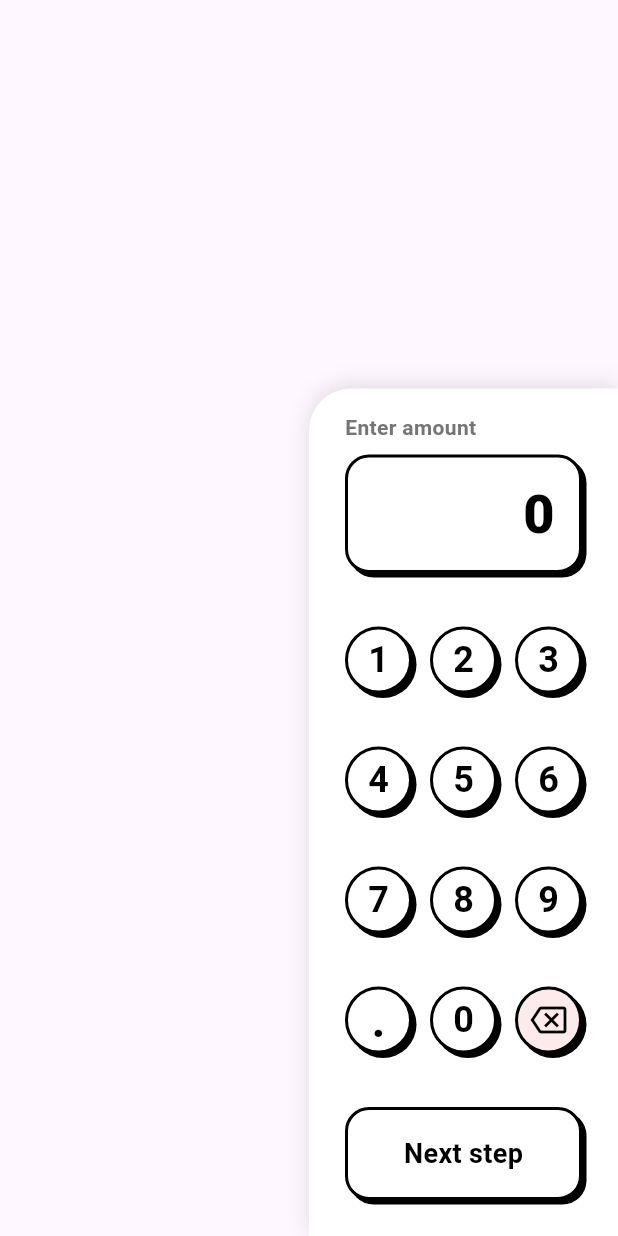
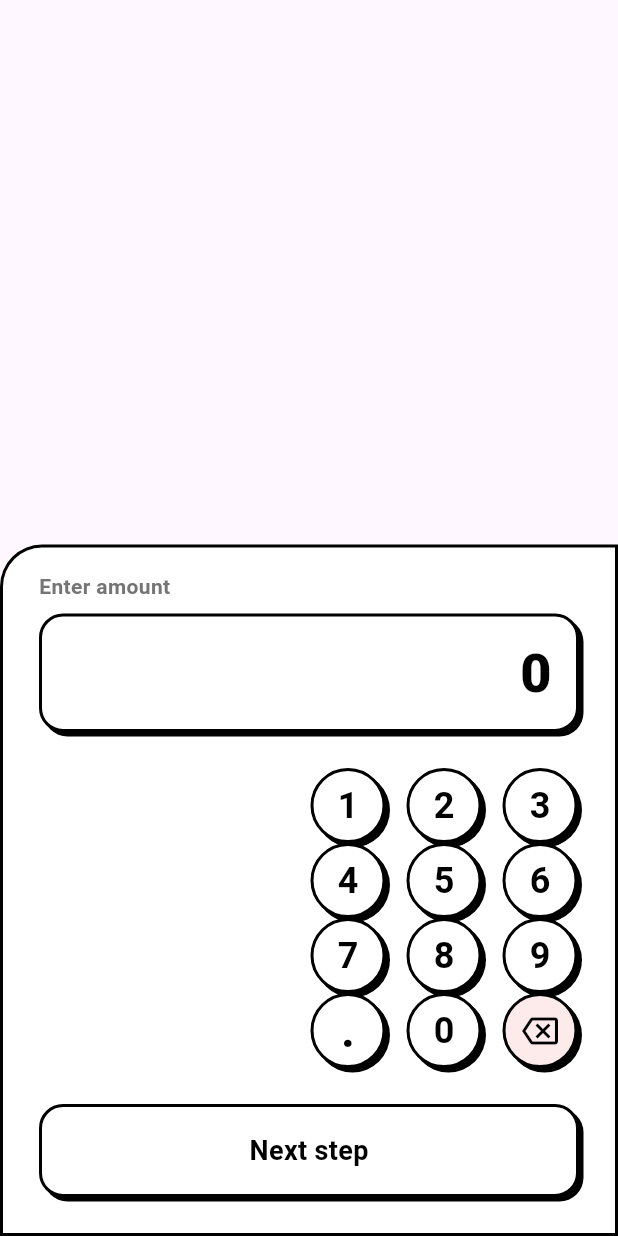
Before and after one commit to beerbeatbox/zen-money-tracking, a Flutter app: the NumberKeyboardBottomSheet widget shown alone on an empty page, opened directly, on a phone screen of 412 x 824 dp. Run offline on Flutter 3.47's test engine with Material 3 defaults, Android fonts, the phone set to English and light mode, and no system bars; our stand-ins replace csv, dio, flutter_riverpod, go_router, heroicons, pretty_dio_logger and 1 more; generated files the repository leaves out were written again.

Commit message:
refactor: Update NumberKeyboardBottomSheet layout for improved design and usability
- Changed alignment of the keyboard bottom sheet to center for better visual balance.
- Replaced FractionallySizedBox with SizedBox for a more consistent width handling.
- Enhanced padding and constraints for the keyboard layout to improve responsiveness.
- Simplified the structure of the amount header and number pad for better readability and interaction.

```diff
--- a/lib/features/home/presentation/widgets/number_keyboard_bottom_sheet.dart
+++ b/lib/features/home/presentation/widgets/number_keyboard_bottom_sheet.dart
@@ -73,32 +73,40 @@ class _NumberKeyboardBottomSheetState extends State<NumberKeyboardBottomSheet> {
     final bottomPadding = mediaQuery.viewInsets.bottom;
 
     return Align(
-      alignment: Alignment.bottomRight,
-      child: FractionallySizedBox(
-        widthFactor: 0.5,
-        child: ConstrainedBox(
-          constraints: const BoxConstraints(minWidth: 320),
-          child: Container(
+      alignment: Alignment.bottomCenter,
+      child: SizedBox(
+        width: double.infinity,
+        child: OutlinedSurface(
           padding: EdgeInsets.fromLTRB(24, 16, 24, 24 + bottomPadding),
-            decoration: const BoxDecoration(
-              color: Colors.white,
-              borderRadius: BorderRadius.only(topLeft: Radius.circular(28)),
-              boxShadow: [
-                BoxShadow(
-                  color: Color(0x1F000000),
-                  offset: Offset(0, -2),
-                  blurRadius: 12,
-                ),
-              ],
-            ),
+          borderRadius: const BorderRadius.only(topLeft: Radius.circular(28)),
           child: SafeArea(
             top: false,
             child: Column(
               mainAxisSize: MainAxisSize.min,
               children: [
+                ConstrainedBox(
+                  constraints: const BoxConstraints(
+                    minWidth: 320,
+                    maxWidth: 520,
+                  ),
+                  child: Column(
+                    mainAxisSize: MainAxisSize.min,
+                    children: [
                       _AmountHeader(value: _displayValue),
                       const SizedBox(height: 24),
-                  _NumberPad(onKeyTap: _onKeyTap, onBackspace: _onBackspace),
+                      Align(
+                        alignment: Alignment.centerRight,
+                        child: FractionallySizedBox(
+                          widthFactor: 0.5,
+                          child: _NumberPad(
+                            onKeyTap: _onKeyTap,
+                            onBackspace: _onBackspace,
+                          ),
+                        ),
+                      ),
+                    ],
+                  ),
+                ),
                 const SizedBox(height: 24),
                 GestureDetector(
                   onTapDown: (_) => _setCtaPressed(true),
@@ -130,7 +138,6 @@ class _NumberKeyboardBottomSheetState extends State<NumberKeyboardBottomSheet> {
           ),
         ),
       ),
-      ),
     );
   }
 }
@@ -154,22 +161,10 @@ class _AmountHeader extends StatelessWidget {
           ),
         ),
         const SizedBox(height: 8),
-        Container(
+        OutlinedSurface(
           width: double.infinity,
           padding: const EdgeInsets.symmetric(horizontal: 16, vertical: 12),
-          decoration: BoxDecoration(
-            color: Colors.white,
-            border: Border.all(color: Colors.black, width: 2),
-            borderRadius: BorderRadius.circular(16),
-            boxShadow: const [
-              BoxShadow(
-                color: Colors.black,
-                offset: Offset(3, 3),
-                blurRadius: 0,
-                spreadRadius: 0,
-              ),
-            ],
-          ),
+          borderRadius: const BorderRadius.all(Radius.circular(16)),
           child: Align(
             alignment: Alignment.centerRight,
             child: Text(
@@ -210,7 +205,7 @@ class _NumberPad extends StatelessWidget {
           rows
               .map(
                 (row) => Padding(
-                  padding: EdgeInsets.only(bottom: row == rows.last ? 0 : 12),
+                  padding: EdgeInsets.only(bottom: 0),
                   child: Row(
                     children: [
                       for (var i = 0; i < row.length; i++) ...[
@@ -281,7 +276,7 @@ class _KeyButtonState extends State<_KeyButton> {
       child: AnimatedContainer(
         duration: const Duration(milliseconds: 80),
         curve: Curves.easeOut,
-        height: 68,
+        height: 50,
         decoration: BoxDecoration(
           shape: BoxShape.circle,
           color:
```
Lines whose indentation alone changed are shown as unchanged.
